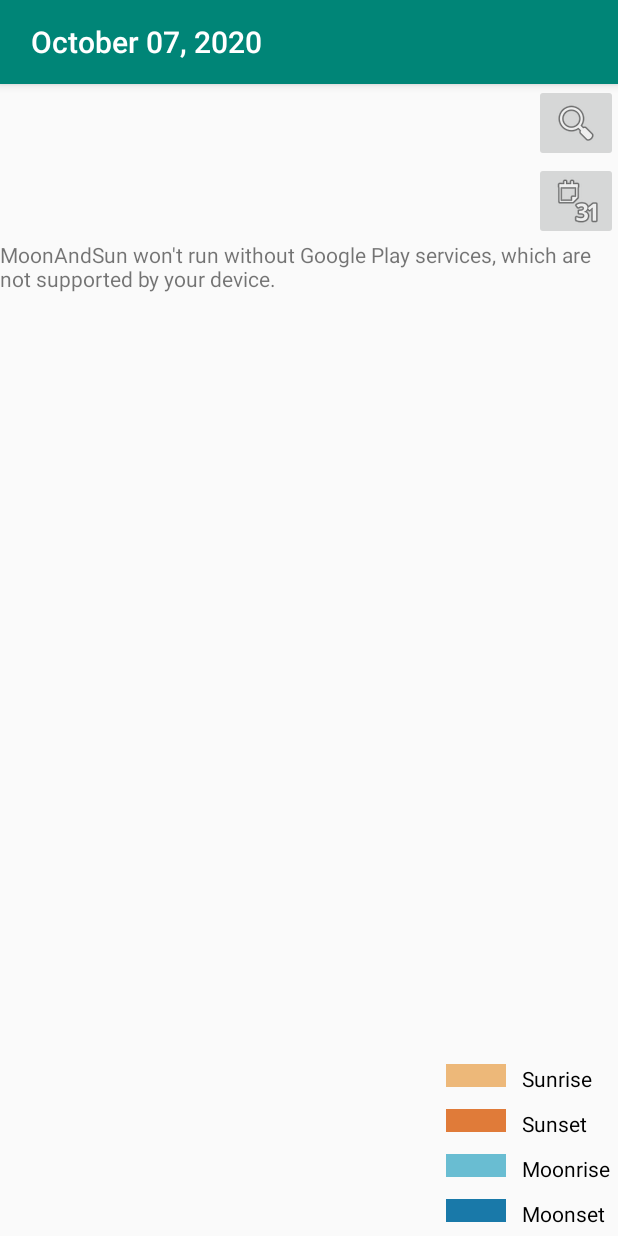
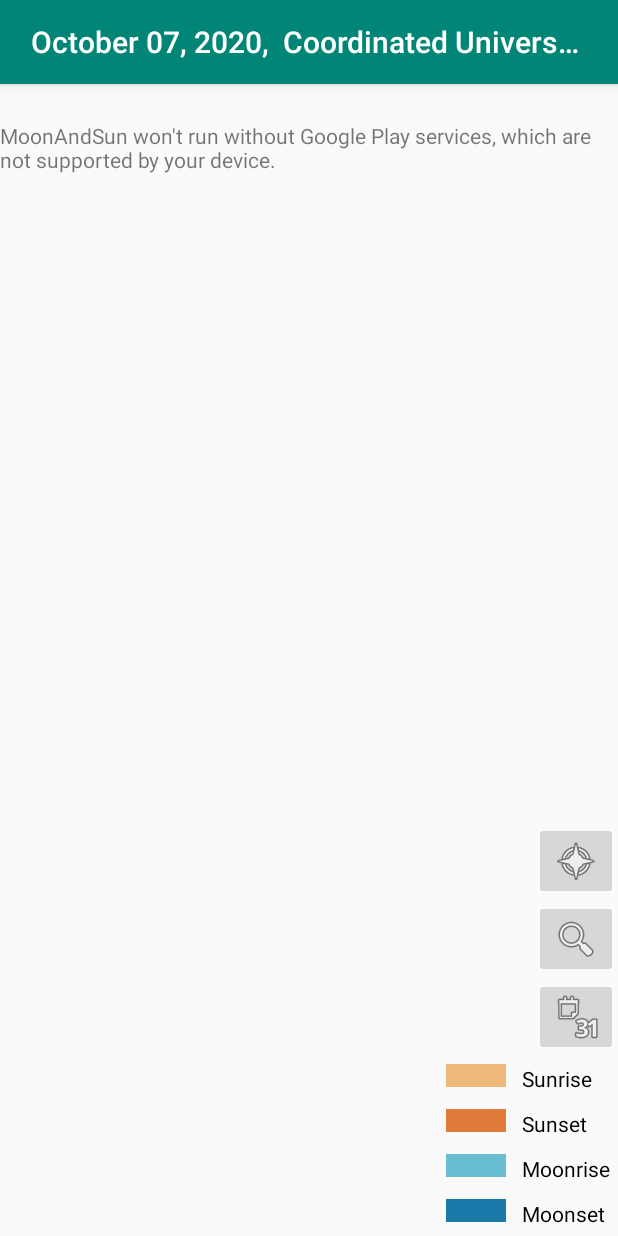
Before and after one commit to pavelber/moonsun, an Android app: the screen it shows after launch (MapsActivity), on a phone screen of 412 x 824 dp. Run offline under Robolectric (Android 15) with nearby library versions, the phone set to English and light mode, and no system bars; libraries missing offline, so code that uses them is left out: net.time4j, net.time4j.android, net.time4j.calendar, net.time4j.engine; 3 statements that could not run were skipped.

Commit message:
bugs fixed

```diff
--- a/app/build.gradle
+++ b/app/build.gradle
@@ -11,7 +11,7 @@ android {
         applicationId "org.bernshtam.moonandsun"
         minSdkVersion 26
         targetSdkVersion 29
-        versionCode 5
+        versionCode 7
         versionName "1.0"
         testInstrumentationRunner "androidx.test.runner.AndroidJUnitRunner"
 
--- a/app/src/main/res/layout/activity_maps.xml
+++ b/app/src/main/res/layout/activity_maps.xml
@@ -13,15 +13,43 @@
 
         <TextView
             android:id="@+id/explanation"
-            android:layout_width="match_parent"
+            android:layout_width="0dp"
             android:layout_height="wrap_content"
             android:layout_weight="20"
             android:textSize="18sp" />
 
+
+    </LinearLayout>
+
+    <fragment
+        android:id="@+id/map"
+        android:name="com.google.android.gms.maps.SupportMapFragment"
+        android:layout_width="match_parent"
+        android:layout_height="match_parent"
+        tools:context=".MapsActivity">
+
+        <LinearLayout
+            android:id="@+id/db1_root"
+            android:layout_width="match_parent"
+            android:layout_height="match_parent"
+            android:gravity="bottom"
+            android:orientation="vertical">
+
             <LinearLayout
                 android:layout_width="wrap_content"
                 android:layout_height="wrap_content"
+                android:layout_gravity="end"
+                android:gravity="bottom"
                 android:orientation="vertical">
+
+                <ImageButton
+                    android:id="@+id/compassButton"
+                    android:layout_width="wrap_content"
+                    android:layout_height="0dp"
+                    android:layout_weight="1"
+                    android:contentDescription="@string/search_icon"
+                    android:visibility="visible"
+                    app:srcCompat="@android:drawable/ic_menu_compass" />
 
                 <ImageButton
                     android:id="@+id/searchButton"
@@ -41,21 +69,6 @@
                     android:visibility="visible"
                     app:srcCompat="@android:drawable/ic_menu_month" />
             </LinearLayout>
-    </LinearLayout>
-
-    <fragment
-        android:id="@+id/map"
-        android:name="com.google.android.gms.maps.SupportMapFragment"
-        android:layout_width="match_parent"
-        android:layout_height="match_parent"
-        tools:context=".MapsActivity">
-
-        <LinearLayout
-            android:id="@+id/db1_root"
-            android:layout_width="match_parent"
-            android:layout_height="match_parent"
-            android:gravity="bottom"
-            android:orientation="vertical">
 
             <TableLayout
                 android:layout_width="wrap_content"
```
Also changed, not shown: app/src/main/java/org/bernshtam/moonandsun/ExplanationContainer.kt (+4 -8 lines), app/src/main/java/org/bernshtam/moonandsun/MapContainer.kt (+10 -5 lines), app/src/main/java/org/bernshtam/moonandsun/MapsActivity.kt (+26 -11 lines). Lines whose indentation alone changed are shown as unchanged.
